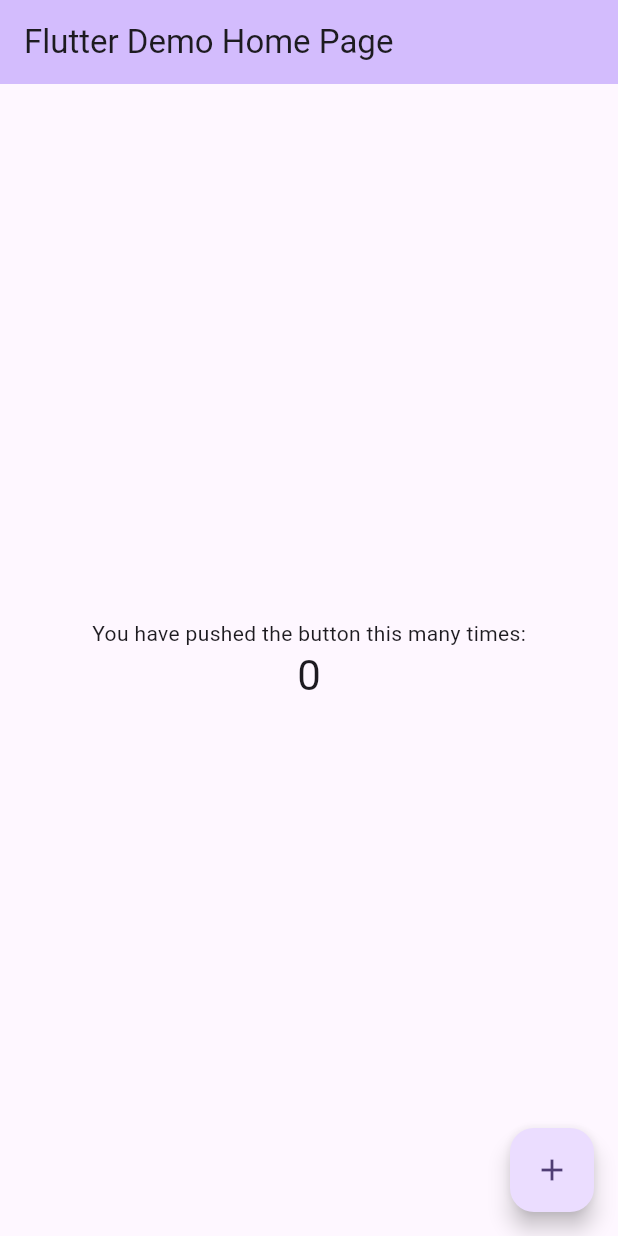
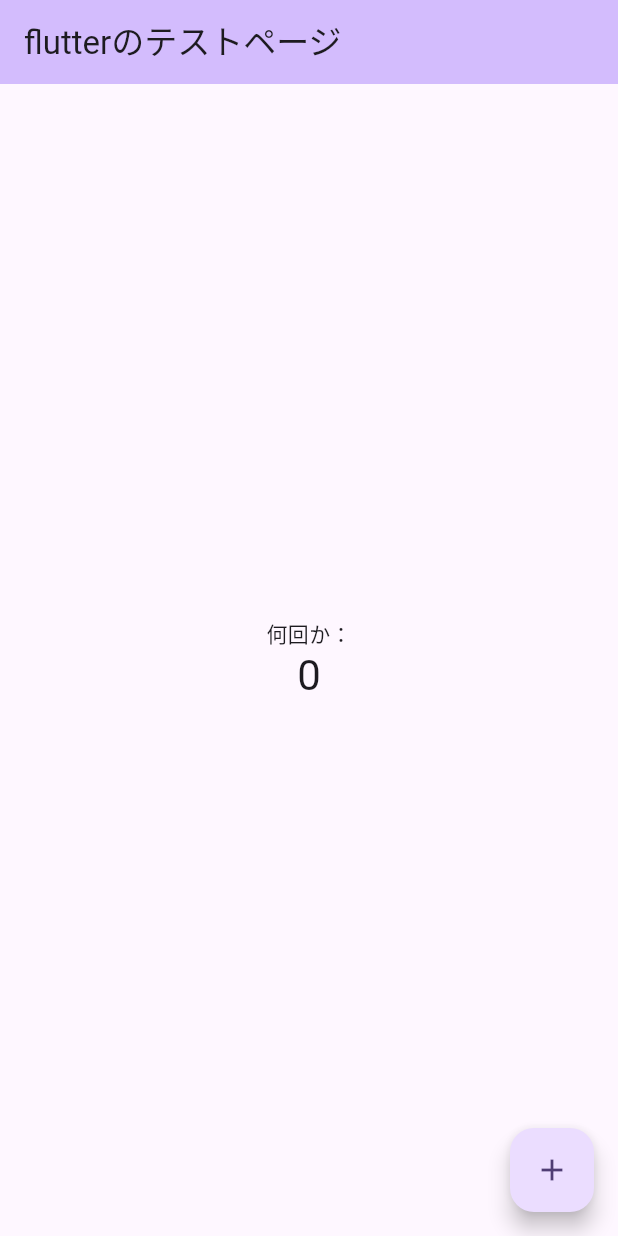
Before and after one commit to ranami0822/website_flutter, a Flutter app: the screen it shows after launch, on a phone screen of 412 x 824 dp. Run offline on Flutter 3.47's test engine with Material 3 defaults, Android fonts, the phone set to English and light mode, and no system bars.

Commit message:
日本語で

```diff
--- a/lib/main.dart
+++ b/lib/main.dart
@@ -31,7 +31,7 @@
         colorScheme: ColorScheme.fromSeed(seedColor: Colors.deepPurple),
         useMaterial3: true,
       ),
-      home: const MyHomePage(title: 'Flutter Demo Home Page'),
+      home: const MyHomePage(title: 'flutterのテストページ'),
     );
   }
 }
@@ -106,7 +106,7 @@
           mainAxisAlignment: MainAxisAlignment.center,
           children: <Widget>[
             const Text(
-              'You have pushed the button this many times:',
+              '何回か：',
             ),
             Text(
               '$_counter',
```
